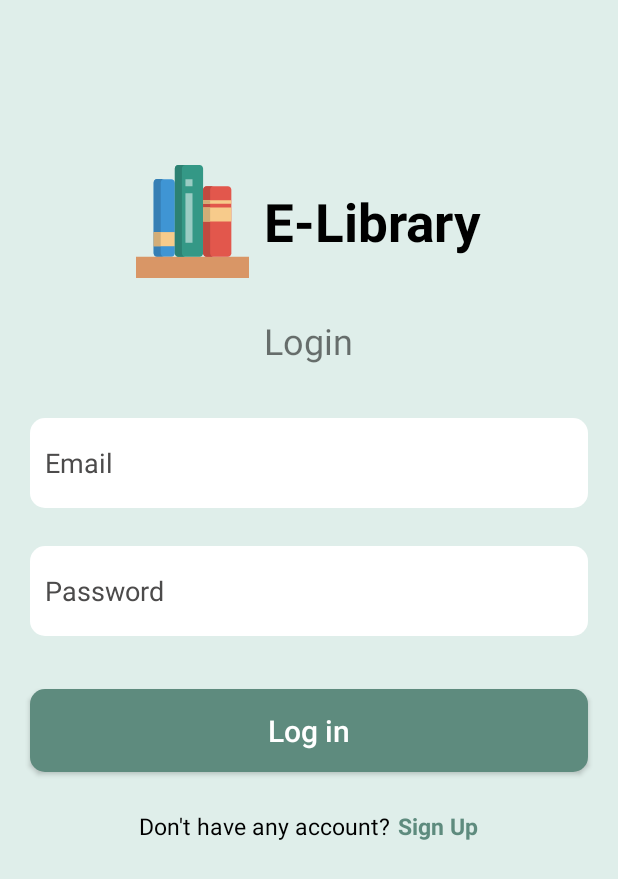
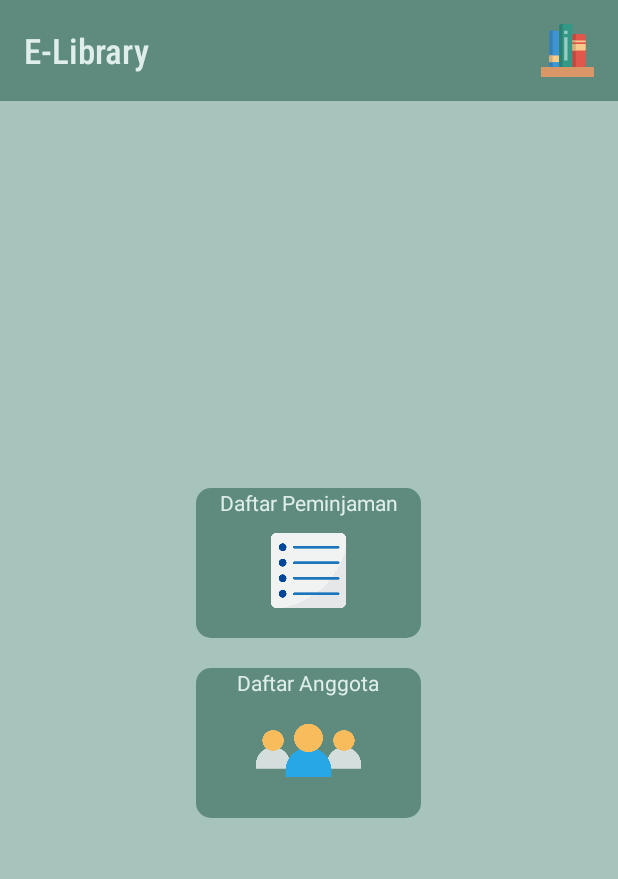
Before and after one commit to Adinda1035/elibrary, an Android app: the screen it shows after launch (MainActivity), on a phone screen of 412 x 824 dp. Shown: the top 879 px of the screen. Run offline under Robolectric (Android 15) with nearby library versions, the phone set to English and light mode, and no system bars.

Commit message:
Revert "update"

```diff
--- a/app/src/main/java/com/aidin/e_library/MainActivity.kt
+++ b/app/src/main/java/com/aidin/e_library/MainActivity.kt
@@ -12,11 +12,12 @@ class MainActivity : AppCompatActivity() {
         binding = ActivityMainBinding.inflate(layoutInflater)
         setContentView(binding.root)
 
-        binding.btLogin.setOnClickListener {
-            startActivity(Intent(this@MainActivity,Home::class.java))
+        binding.btListPinjam.setOnClickListener {
+            startActivity(Intent(this@MainActivity,Tampil_Peminjam::class.java))
         }
-        binding.tvSignup.setOnClickListener {
-            startActivity(Intent(this@MainActivity,Register::class.java))
+
+        binding.btListAnggota.setOnClickListener {
+            startActivity(Intent(this@MainActivity,Tampil_Anggota::class.java))
         }
     }
 }
--- a/app/src/main/res/layout/activity_main.xml
+++ b/app/src/main/res/layout/activity_main.xml
@@ -5,106 +5,81 @@
     xmlns:android="http://schemas.android.com/apk/res/android"
     android:layout_width="match_parent"
     android:layout_height="match_parent"
+    android:background="@color/ijo"
     tools:context=".MainActivity"
-    android:orientation="vertical"
-    android:background="@color/ijo_muda">
+    android:orientation="vertical">
+
+    <androidx.appcompat.widget.LinearLayoutCompat
+        android:orientation="horizontal"
+        android:layout_height="wrap_content"
+        android:layout_width="match_parent"
+        android:gravity="center_vertical"
+        android:background="@color/ijo_tua"
+        android:padding="16dp">
+
+        <androidx.appcompat.widget.AppCompatTextView
+            android:layout_height="wrap_content"
+            android:layout_width="0dp"
+            android:textColor="@color/ijo_muda"
+            android:fontFamily="sans-serif-condensed-medium"
+            android:textSize="23sp"
+            android:text="E-Library"
+            android:layout_weight="1"/>
+
+        <androidx.appcompat.widget.AppCompatImageView
+            android:layout_height="35dp"
+            android:layout_width="35dp"
+            android:src="@drawable/ic_buku"
+            android:id="@+id/imgSync"/>
+
+    </androidx.appcompat.widget.LinearLayoutCompat>
 
     <androidx.appcompat.widget.LinearLayoutCompat
         android:layout_width="match_parent"
-        android:layout_height="wrap_content"
-        android:orientation="horizontal"
+        android:layout_height="match_parent"
         android:gravity="center"
-        android:layout_marginTop="110dp">
+        android:orientation="vertical">
 
-        <androidx.appcompat.widget.AppCompatImageView
-            android:layout_width="75dp"
-            android:layout_height="75dp"
-            android:src="@drawable/ic_buku" />
-
-        <androidx.appcompat.widget.AppCompatTextView
-            android:layout_width="wrap_content"
-            android:layout_height="wrap_content"
-            android:text="E-Library"
-            android:textSize="35sp"
-            android:textStyle="bold"
-            android:textColor="#000"
-            android:layout_marginLeft="10dp"/>
+        <FrameLayout
+            android:layout_width="150dp"
+            android:layout_height="100dp"
+            android:background="@drawable/button"
+            android:layout_marginBottom="20dp"
+            android:src="@drawable/users">
+            <androidx.appcompat.widget.AppCompatButton
+                android:layout_width="50dp"
+                android:layout_height="50dp"
+                android:layout_marginTop="5dp"
+                android:background="@drawable/list"
+                android:layout_gravity="center"
+                android:id="@+id/bt_listPinjam"/>
+            <androidx.appcompat.widget.AppCompatTextView
+                android:layout_width="match_parent"
+                android:layout_height="wrap_content"
+                android:text="Daftar Peminjaman"
+                android:textColor="@color/ijo_muda"
+                android:gravity="center"/>
+        </FrameLayout>
+        <FrameLayout
+            android:layout_width="150dp"
+            android:layout_height="100dp"
+            android:background="@drawable/button"
+            android:layout_marginBottom="20dp"
+            android:src="@drawable/users">
+            <androidx.appcompat.widget.AppCompatButton
+                android:layout_width="70dp"
+                android:layout_height="70dp"
+                android:layout_marginTop="5dp"
+                android:background="@drawable/users"
+                android:layout_gravity="center"
+                android:id="@+id/bt_listAnggota"/>
+            <androidx.appcompat.widget.AppCompatTextView
+                android:layout_width="match_parent"
+                android:layout_height="wrap_content"
+                android:text="Daftar Anggota"
+                android:textColor="@color/ijo_muda"
+                android:gravity="center"/>
+        </FrameLayout>
 
     </androidx.appcompat.widget.LinearLayoutCompat>
-
-    <androidx.appcompat.widget.AppCompatTextView
-        android:layout_width="wrap_content"
-        android:layout_height="wrap_content"
-        android:text="Login"
-        android:textSize="24sp"
-        android:layout_gravity="center"
-        android:layout_marginTop="25dp"/>
-
-    <androidx.appcompat.widget.AppCompatEditText
-        android:layout_width="match_parent"
-        android:layout_height="60dp"
-        android:hint="Email"
-        android:inputType="textEmailAddress"
-        android:layout_marginLeft="20dp"
-        android:layout_marginRight="20dp"
-        android:background="@drawable/input"
-        android:textColorHint="#4C4B4B"
-        android:layout_marginTop="35dp"
-        android:padding="10dp"
-        android:id="@+id/et_email"/>
-
-    <androidx.appcompat.widget.AppCompatEditText
-        android:layout_width="match_parent"
-        android:layout_height="60dp"
-        android:hint="Password"
-        android:inputType="textPassword"
-        android:layout_marginLeft="20dp"
-        android:layout_marginRight="20dp"
-        android:background="@drawable/input"
-        android:textColorHint="#4C4B4B"
-        android:layout_marginTop="25dp"
-        android:padding="10dp"
-        android:id="@+id/et_password"/>
-
-    <androidx.appcompat.widget.AppCompatButton
-        android:layout_width="match_parent"
-        android:layout_height="55dp"
-        android:background="@drawable/button"
-        android:layout_marginRight="20dp"
-        android:layout_marginLeft="20dp"
-        android:text="Log in"
-        android:textAllCaps="false"
-        android:textColor="#fff"
-        android:drawableRight="@drawable/button"
-        android:textSize="20sp"
-        android:layout_marginTop="35dp"
-        android:layout_marginBottom="25dp"
-        android:id="@+id/bt_login"
-        android:gravity="center"/>
-
-    <androidx.appcompat.widget.LinearLayoutCompat
-        android:layout_width="match_parent"
-        android:layout_height="wrap_content"
-        android:gravity="center"
-        android:orientation="horizontal">
-
-        <androidx.appcompat.widget.AppCompatTextView
-            android:layout_width="wrap_content"
-            android:layout_height="wrap_content"
-            android:text="Don't have any account?"
-            android:textColor="#000"
-            android:textSize="15sp"/>
-
-        <androidx.appcompat.widget.AppCompatTextView
-            android:layout_width="wrap_content"
-            android:layout_height="wrap_content"
-            android:text="Sign Up"
-            android:layout_marginLeft="5dp"
-            android:textColor="@color/ijo_tua"
-            android:textStyle="bold"
-            android:textSize="15sp"
-            android:id="@+id/tv_signup"/>
-
-    </androidx.appcompat.widget.LinearLayoutCompat>
-
 </androidx.appcompat.widget.LinearLayoutCompat>
```
Also changed, not shown: app/src/main/java/com/aidin/e_library/Home.kt (deleted, +0 -23 lines), app/src/main/java/com/aidin/e_library/Register.kt (deleted, +0 -19 lines), app/src/main/res/layout/activity_home.xml (deleted, +0 -85 lines), app/src/main/res/layout/activity_register.xml (deleted, +0 -97 lines).
